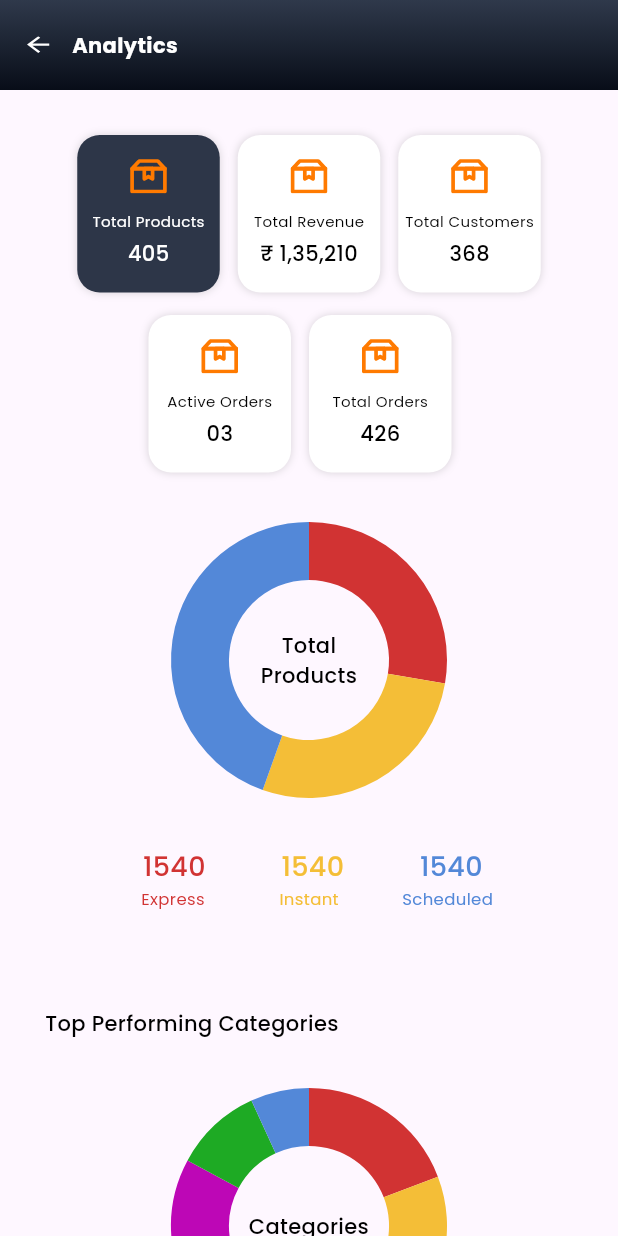
After one commit to justsaagar/supplier-app, a Flutter app: the screen it shows after launch, after a tap on "New orders", on a phone screen of 412 x 824 dp. The commit adds this screen. Run offline on Flutter 3.47's test engine with Material 2 defaults, Android fonts, the phone set to English and light mode, and no system bars; our stand-ins replace cached_network_image, carousel_slider, cloud_firestore, dropdown_button2, firebase_core, flutter_svg and 13 more; missing offline and left inert: open_store; accounts and stored records are empty.

Commit message:
Add : analytic screen UI

```diff
--- a/lib/app/widget/app_app_bar.dart
+++ b/lib/app/widget/app_app_bar.dart
@@ -8,20 +8,23 @@ import 'package:supplier/constant/color_constant.dart';
 import 'package:supplier/controller/dashboard_controller.dart';
 
 class AppAppBar extends PreferredSize {
-  final double appBarHeight;
   final bool showSuffix;
+  final bool showBack;
+  final String title;
 
   AppAppBar({
     super.key,
-    required this.appBarHeight,
+    this.showBack = true,
     this.showSuffix = false,
-  }) : super(child: Container(), preferredSize: Size.fromHeight(appBarHeight));
+    this.title = '',
+  }) : super(child: Container(), preferredSize: Size.fromHeight(60.px));
 
   @override
   Widget build(BuildContext context) {
     return SafeArea(
       child: Container(
-        height: appBarHeight,
+        height: 60,
+        padding: const EdgeInsets.symmetric(horizontal: 18),
         decoration: const BoxDecoration(
           gradient: LinearGradient(
             colors: [AppColorConstant.lightBlue, AppColorConstant.darkBlue],
@@ -29,11 +32,22 @@ class AppAppBar extends PreferredSize {
             end: Alignment.bottomCenter,
           ),
         ),
-        child: Stack(
-          alignment: Alignment.center,
+        child: Row(
+          mainAxisAlignment: showBack ? MainAxisAlignment.start : MainAxisAlignment.center,
           children: [
-            const AppText(
-              'Padyala Enterprises',
+            if (showBack)
+              GestureDetector(
+                onTap: () => Get.back(),
+                child: AppImageAsset(
+                  image: AppAsset.backIcon,
+                  height: 15.px,
+                  width: 15.px,
+                  color: AppColorConstant.appWhite,
+                ),
+              ),
+            if (showBack) const SizedBox(width: 15),
+            AppText(
+              title,
               fontWeight: FontWeight.w600,
               color: AppColorConstant.appWhite,
             ),
--- a/lib/constant/app_asset.dart
+++ b/lib/constant/app_asset.dart
@@ -35,4 +35,9 @@ class AppAsset {
   static const String approveIcon = '${iconPath}approve.svg';
   static const String rejectIcon = '${iconPath}reject.svg';
   static const String deleteIcon = '${iconPath}delete.svg';
+  static const String productIcon = '${iconPath}product.svg';
+  static const String rupeesIcon = '${iconPath}rupees.svg';
+  static const String customerIcon = '${iconPath}customer.svg';
+  static const String activeOrderIcon = '${iconPath}active_order.svg';
+  static const String orderIcon= '${iconPath}order.svg';
 }
--- a/lib/constant/color_constant.dart
+++ b/lib/constant/color_constant.dart
@@ -22,6 +22,14 @@ class AppColorConstant {
   static const Color appDarkBlue = Color(0xFF0A074C);
   static const Color appBottomBarGrey = Color(0xFFAAA8A8);
   static const Color appLightWhite = Color(0xffECF0F3);
+  static const Color appChartBlue = Color(0xff5388D8);
+  static const Color appChartRed = Color(0xffD13333);
+  static const Color appChartYellow = Color(0xffF4BE37);
+  static const Color appChartPurple = Color(0xff8812D0);
+  static const Color appChartDarkBlue= Color(0xff151BB5);
+  static const Color appChartLightBlue= Color(0xff29B6C9);
+  static const Color appChartPink= Color(0xffBD07B6);
+  static const Color appChartGreen= Color(0xff1EAA24);
 
   static Color hex(String hexString) {
     final buffer = StringBuffer();
--- /dev/null
+++ b/lib/controller/analytics_controller.dart
@@ -0,0 +1,98 @@
+import 'package:flutter/material.dart';
+import 'package:get/get.dart';
+import 'package:supplier/constant/app_asset.dart';
+import 'package:supplier/constant/color_constant.dart';
+
+class AnalyticsController extends GetxController {
+  bool isSelect = false;
+  int selectedIndex = 0;
+  List<Color> firstColorList = [];
+  List<Color> secondColorList = [];
+
+  @override
+  void onInit() {
+    for (var element in firstChartList) {
+      firstColorList.add(element['color']);
+    }
+    for (var element in secondChartList) {
+      secondColorList.add(element['color']);
+    }
+    update();
+    super.onInit();
+  }
+
+  List<Map<String, dynamic>> analysisItemList = [
+    {'title': 'Total Products', 'rupees': '405', 'image': AppAsset.productIcon},
+    {'title': 'Total Revenue', 'rupees': '₹ 1,35,210', 'image': AppAsset.rupeesIcon},
+    {'title': 'Total Customers', 'rupees': '368', 'image': AppAsset.customerIcon},
+    {'title': 'Active Orders', 'rupees': '03', 'image': AppAsset.activeOrderIcon},
+    {'title': 'Total Orders', 'rupees': '426', 'image': AppAsset.orderIcon},
+  ];
+
+  List<Map<String, dynamic>> firstChartList = [
+    {
+      'color': AppColorConstant.appChartRed,
+      'title': ' Express',
+      'subTitle': ' 1540',
+    },
+    {
+      'color': AppColorConstant.appChartYellow,
+      'title': 'Instant',
+      'subTitle': ' 1540',
+    },
+    {
+      'color': AppColorConstant.appChartBlue,
+      'title': 'Scheduled',
+      'subTitle': ' 1540',
+    },
+  ];
+
+  List<Map<String, dynamic>> secondChartList = [
+    {
+      'color': AppColorConstant.appChartRed,
+      'title': ' Foodgrains, oil & Masala',
+      'subTitle': '54%',
+    },
+    {
+      'color': AppColorConstant.appChartYellow,
+      'title': 'Bakery, Cakes, Dairy & Beverages',
+      'subTitle': '13.6%',
+    },
+    {
+      'color': AppColorConstant.appChartPurple,
+      'title': 'Snacks & Branded food',
+      'subTitle': '1540',
+    },
+    {
+      'color': AppColorConstant.appChartDarkBlue,
+      'title': 'Beauty & Hygiene',
+      'subTitle': '54%',
+    },
+    {
+      'color': AppColorConstant.appChartLightBlue,
+      'title': 'Cleaning & Household',
+      'subTitle': '13.6%',
+    },
+    {
+      'color': AppColorConstant.appChartPink,
+      'title': 'Kitchen needs',
+      'subTitle': '10%',
+    },
+    {
+      'color': AppColorConstant.appChartGreen,
+      'title': 'Eggs, Fish & Meat',
+      'subTitle': '13.6%',
+    },
+    {
+      'color': AppColorConstant.appChartBlue,
+      'title': 'Gourmet & World food',
+      'subTitle': '4.5%',
+    },
+  ];
+
+  void selectCard(int index) {
+    isSelect = !isSelect;
+    selectedIndex = index;
+    update();
+  }
+}
--- a/lib/controller/dashboard_controller.dart
+++ b/lib/controller/dashboard_controller.dart
@@ -1,7 +1,8 @@
 import 'package:flutter/material.dart';
 import 'package:get/get.dart';
 import 'package:supplier/constant/app_asset.dart';
-import 'package:supplier/screen/dashboard_module/home_screen/home_screen.dart';
+import 'package:supplier/screen/dashboard_module/home/home_screen/home_screen.dart';
+import 'package:supplier/screen/dashboard_module/masters_screen/masters_screen.dart';
 import 'package:supplier/screen/dashboard_module/notification_screen/notification_screen.dart';
 import 'package:supplier/screen/dashboard_module/profile_screen/profile_screen.dart';
 
@@ -9,11 +10,11 @@ class DashboardController extends GetxController {
   int selectedBottomIndex = 0;
   final GlobalKey<ScaffoldState> scaffoldKey = GlobalKey<ScaffoldState>();
   List<Map<String, dynamic>> bottomBarItems = [
-    {'name' : 'Home', 'icon': AppAsset.homeIcon, 'pageName': const HomeScreen()},
-    {'name' : 'Masters', 'icon': AppAsset.mastersIcon, 'pageName': Container()},
-    {'name' : 'Payments', 'icon': AppAsset.paymentsIcon, 'pageName': Container()},
-    {'name' : 'Notifications', 'icon': AppAsset.notificationsIcon, 'pageName': const NotificationScreen()},
-    {'name' : 'Account', 'icon': AppAsset.accountIcon, 'pageName': const ProfileScreen()},
+    {'percentage':'45%','title' : 'home', 'icon': AppAsset.homeIcon, 'pageName': const HomeScreen()},
+    {'percentage':'45%','title' : 'Masters', 'icon': AppAsset.mastersIcon, 'pageName': const MastersScreen()},
+    {'percentage':'45%','title' : 'Payments', 'icon': AppAsset.paymentsIcon, 'pageName': Container()},
+    {'percentage':'45%','title' : 'Notifications', 'icon': AppAsset.notificationsIcon, 'pageName': const NotificationScreen()},
+    {'percentage':'45%','title' : 'Account', 'icon': AppAsset.accountIcon, 'pageName': const ProfileScreen()},
   ];
 
   void updatePageIndex(int index) {
--- a/lib/controller/home_controller.dart
+++ b/lib/controller/home_controller.dart
@@ -2,15 +2,16 @@ import 'package:flutter/material.dart';
 import 'package:get/get.dart';
 import 'package:rxdart/rxdart.dart';
 import 'package:supplier/constant/app_asset.dart';
+import 'package:supplier/screen/dashboard_module/home/analytics_screen/analytics_screen.dart';
 
 class HomeController extends GetxController {
   PageController controller = PageController();
   final BehaviorSubject<int> buyingGuidesController = BehaviorSubject<int>();
   List<Map<String, dynamic>> homeOptions = [
-    {'image': AppAsset.newOrders, 'name': 'New orders'},
-    {'image': AppAsset.analysis, 'name': 'Analytics'},
-    {'image': AppAsset.retailers, 'name': 'Retailers'},
-    {'image': AppAsset.inventory, 'name': 'Inventory'},
-    {'image': AppAsset.invoice, 'name': 'Invoice'},
+    {'image': AppAsset.newOrders, 'name': 'New orders', 'pageName': const AnalyticsScreen()},
+    {'image': AppAsset.analysis, 'name': 'Analytics', 'pageName': const AnalyticsScreen()},
+    {'image': AppAsset.retailers, 'name': 'Retailers', 'pageName': const AnalyticsScreen()},
+    {'image': AppAsset.inventory, 'name': 'Inventory', 'pageName': const AnalyticsScreen()},
+    {'image': AppAsset.invoice, 'name': 'Invoice', 'pageName': const AnalyticsScreen()},
   ];
 }
--- /dev/null
+++ b/lib/controller/masters_controller.dart
@@ -0,0 +1,5 @@
+import 'package:get/get_state_manager/get_state_manager.dart';
+
+class MastersController extends GetxController{
+
+}
--- a/lib/main.dart
+++ b/lib/main.dart
@@ -1,7 +1,6 @@
 import 'dart:io';
 
 import 'package:firebase_core/firebase_core.dart';
-import 'package:flutter/foundation.dart';
 import 'package:flutter/material.dart';
 import 'package:flutter/services.dart';
 import 'package:get/get.dart';
@@ -55,7 +54,7 @@ class MyAppState extends State<MyApp> {
             navigatorKey: Get.key,
             theme: ThemeData(useMaterial3: true, fontFamily: AppAsset.defaultFont),
             debugShowCheckedModeBanner: false,
-            initialRoute: kDebugMode ? RouteHelper.getDashboardRoute() : RouteHelper.getInitialRoute(),
+            initialRoute: RouteHelper.getDashboardRoute(),
             getPages: RouteHelper.routes,
             defaultTransition: Transition.fadeIn,
             scrollBehavior: MyBehavior(),
--- a/lib/screen/dashboard_module/dashboard_screen.dart
+++ b/lib/screen/dashboard_module/dashboard_screen.dart
@@ -1,6 +1,5 @@
 import 'package:flutter/material.dart';
 import 'package:get/get.dart';
-import 'package:responsive_sizer/responsive_sizer.dart';
 import 'package:supplier/app/widget/app_app_bar.dart';
 import 'package:supplier/app/widget/app_drawer.dart';
 import 'package:supplier/constant/color_constant.dart';
@@ -20,7 +19,7 @@ class DashboardScreen extends StatelessWidget {
         return Scaffold(
           key: dashboardController.scaffoldKey,
           backgroundColor: AppColorConstant.appLightWhite,
-          appBar: AppAppBar(appBarHeight: 60.px),
+          appBar: AppAppBar(title: 'Padyala Enterprises',showBack: false),
           drawer: const AppDrawer(),
           body: dashboardController.bottomBarItems[dashboardController.selectedBottomIndex]['pageName'],
           bottomNavigationBar: SafeArea(
--- /dev/null
+++ b/lib/screen/dashboard_module/home/analytics_screen/analytics_screen.dart
@@ -0,0 +1,255 @@
+import 'package:flutter/material.dart';
+import 'package:get/get.dart';
+import 'package:responsive_sizer/responsive_sizer.dart';
+import 'package:supplier/app/widget/app_app_bar.dart';
+import 'package:supplier/app/widget/app_image_assets.dart';
+import 'package:supplier/app/widget/app_text.dart';
+import 'package:supplier/constant/app_asset.dart';
+import 'package:supplier/constant/color_constant.dart';
+import 'package:supplier/controller/analytics_controller.dart';
+import 'package:syncfusion_flutter_charts/charts.dart';
+
+class AnalyticsScreen extends StatelessWidget {
+  const AnalyticsScreen({Key? key}) : super(key: key);
+
+  @override
+  Widget build(BuildContext context) {
+    return Scaffold(
+      appBar: AppAppBar(title: 'Analytics'),
+      body: GetBuilder(
+          init: AnalyticsController(),
+          builder: (AnalyticsController analyticsController) {
+            return ListView(
+              shrinkWrap: true,
+              children: [
+                Container(
+                  margin: const EdgeInsets.symmetric(horizontal: 25).copyWith(top: 30),
+                  child: Row(
+                    mainAxisAlignment: MainAxisAlignment.center,
+                    children: List.generate(
+                      3,
+                      (index) => cardView(
+                        title: analyticsController.analysisItemList[index]['title'],
+                        rupees: analyticsController.analysisItemList[index]['rupees'],
+                        image: AppAsset.productIcon,
+                        analyticsController: analyticsController,
+                        isRight: index == 2,
+                        index: index,
+                      ),
+                    ),
+                  ),
+                ),
+                Container(
+                  margin: const EdgeInsets.symmetric(horizontal: 25).copyWith(top: 15),
+                  child: Row(
+                    mainAxisAlignment: MainAxisAlignment.center,
+                    children: List.generate(
+                        2,
+                        (index) => cardView(
+                              title: analyticsController.analysisItemList[index + 3]['title'],
+                              rupees: analyticsController.analysisItemList[index + 3]['rupees'],
+                              image: AppAsset.productIcon,
+                              analyticsController: analyticsController,
+                              index: index + 3,
+                            )),
+                  ),
+                ),
+                if (analyticsController.selectedIndex != -1) firstChartView(analyticsController),
+                GridView.builder(
+                  shrinkWrap: true,
+                  padding: const EdgeInsets.symmetric(horizontal: 70),
+                  itemCount: analyticsController.firstChartList.length,
+                  gridDelegate: const SliverGridDelegateWithFixedCrossAxisCount(
+                    crossAxisCount: 3,
+                    mainAxisSpacing: 5,
+                    crossAxisSpacing: 5,
+                  ),
+                  itemBuilder: (context, index) => Column(
+                    children: [
+                      AppText(
+                        analyticsController.firstChartList[index]['subTitle'],
+                        fontSize: 18,
+                        fontWeight: FontWeight.w500,
+                        color: analyticsController.firstChartList[index]['color'],
+                      ),
+                      AppText(
+                        analyticsController.firstChartList[index]['title'],
+                        fontSize: 11,
+                        color: analyticsController.firstChartList[index]['color'],
+                      ),
+                    ],
+                  ),
+                ),
+                const SizedBox(height: 20),
+                const Padding(
+                  padding: EdgeInsets.only(left: 30),
+                  child: AppText(
+                    'Top Performing Categories',
+                    color: AppColorConstant.appBlack,
+                    fontWeight: FontWeight.w500,
+                  ),
+                ),
+                secondChartView(analyticsController),
+                GridView.builder(
+                  shrinkWrap: true,
+                  padding: const EdgeInsets.symmetric(horizontal: 50),
+                  itemCount: analyticsController.secondChartList.length,
+                  gridDelegate: const SliverGridDelegateWithFixedCrossAxisCount(
+                    crossAxisCount: 3,
+                    mainAxisSpacing: 5,
+                    crossAxisSpacing: 2,
+                  ),
+                  itemBuilder: (context, index) => Column(
+                    children: [
+                      AppText(
+                        analyticsController.secondChartList[index]['subTitle'],
+                        fontSize: 18,
+                        fontWeight: FontWeight.w500,
+                        color: analyticsController.secondChartList[index]['color'],
+                      ),
+                      AppText(
+                        analyticsController.secondChartList[index]['title'],
+                        fontSize: 10,
+                        textAlign: TextAlign.center,
+                        color: analyticsController.secondChartList[index]['color'],
+                      ),
+                    ],
+                  ),
+                ),
+              ],
+            );
+          }),
+    );
+  }
+
+  cardView(
+      {String title = '',
+      String rupees = '',
+      String image = '',
+      int index = 0,
+      bool isRight = false,
+      AnalyticsController? analyticsController}) {
+    return Center(
+      child: GestureDetector(
+        onTap: () => analyticsController.selectCard(index),
+        child: Container(
+          height: 105.px,
+          width: 95.px,
+          margin: EdgeInsets.only(right: isRight ? 0 : 12),
+          decoration: BoxDecoration(
+            color: analyticsController!.selectedIndex == index ? AppColorConstant.appBluest : AppColorConstant.appWhite,
+            borderRadius: BorderRadius.circular(15),
+            boxShadow: [
+              BoxShadow(
+                color: AppColorConstant.appGrey.withOpacity(0.3),
+                blurRadius: 4,
+                offset: const Offset(0, 0),
+              ),
+            ],
+          ),
+          child: Column(
+            children: [
+              const SizedBox(height: 15),
+              AppImageAsset(image: image, height: 25, width: 25),
+              const SizedBox(height: 10),
+              AppText(
+                title,
+                fontSize: 10,
+                color:
+                    analyticsController.selectedIndex == index ? AppColorConstant.appWhite : AppColorConstant.appBlack,
+              ),
+              const SizedBox(height: 5),
+              AppText(
+                rupees,
+                fontSize: 14,
+                fontWeight: FontWeight.w500,
+                color:
+                    analyticsController.selectedIndex == index ? AppColorConstant.appWhite : AppColorConstant.appBlack,
+              )
+            ],
+          ),
+        ),
+      ),
+    );
+  }
+}
+
+firstChartView(AnalyticsController analyticsController) {
+  return Stack(
+    alignment: Alignment.center,
+    children: [
+      AppText(
+        analyticsController.analysisItemList[analyticsController.selectedIndex]['title']
+            .toString()
+            .replaceAll(' ', '\n'),
+        color: AppColorConstant.appBlack,
+        textAlign: TextAlign.center,
+        fontWeight: FontWeight.w500,
+      ),
+      SizedBox(
+        height: 250,
+        width: 250,
+        child: SfCircularChart(
+          palette: analyticsController.firstColorList,
+          series: <CircularSeries>[
+            DoughnutSeries<ChartData, String>(
+              innerRadius: '58%',
+              dataSource: <ChartData>[
+                ChartData('Category 2', 28),
+                ChartData('Category 3', 28),
+                ChartData('Category 1', 45),
+              ],
+              xValueMapper: (ChartData data, _) => data.category,
+              yValueMapper: (ChartData data, _) => data.value,
+            ),
+          ],
+        ),
+      ),
+    ],
+  );
+}
+
+secondChartView(AnalyticsController analyticsController) {
+  return Stack(
+    alignment: Alignment.center,
+    children: [
+      const AppText(
+        'Categories',
+        color: AppColorConstant.appBlack,
+        textAlign: TextAlign.center,
+        fontWeight: FontWeight.w500,
+      ),
+      SizedBox(
+        height: 250,
+        width: 250,
+        child: SfCircularChart(
+          palette: analyticsController.secondColorList,
+          series: <CircularSeries>[
+            DoughnutSeries<ChartData, String>(
+              innerRadius: '58%',
+              dataSource: <ChartData>[
+                ChartData('Category 2', 28),
+                ChartData('Category 3', 28),
+                ChartData('Category 1', 28),
+                ChartData('Category 1', 10),
+                ChartData('Category 1', 12),
+                ChartData('Category 1', 15),
+                ChartData('Category 1', 15),
+                ChartData('Category 1', 10),
+              ],
+              xValueMapper: (ChartData data, _) => data.category,
+              yValueMapper: (ChartData data, _) => data.value,
+            ),
+          ],
+        ),
+      ),
+    ],
+  );
+}
+
+class ChartData {
+  ChartData(this.category, this.value);
+
+  final String category;
+  final double value;
+}
--- a/lib/screen/dashboard_module/home_screen/home_screen.dart
+++ b/lib/screen/dashboard_module/home/home_screen/home_screen.dart
@@ -77,7 +77,9 @@ class HomeScreen extends StatelessWidget {
                 ),
                 itemCount: homeController.homeOptions.length,
                 itemBuilder: (context, index) {
-                  return Container(
+                  return GestureDetector(
+                    onTap: ()=>Get.to(homeController.homeOptions[index]['pageName']),
+                    child: Container(
                       decoration: BoxDecoration(
                         color: AppColorConstant.appWhite,
                         boxShadow: AppColorConstant.appBoxShadow,
@@ -91,6 +93,7 @@ class HomeScreen extends StatelessWidget {
                           AppText(homeController.homeOptions[index]['name'], color: AppColorConstant.appBluest),
                         ],
                       ),
+                    ),
                   );
                 },
               ),
--- /dev/null
+++ b/lib/screen/dashboard_module/masters_screen/masters_screen.dart
@@ -0,0 +1,10 @@
+import 'package:flutter/material.dart';
+
+class MastersScreen extends StatelessWidget {
+  const MastersScreen({Key? key}) : super(key: key);
+
+  @override
+  Widget build(BuildContext context) {
+    return Container();
+  }
+}
--- a/lib/screen/dashboard_module/profile_screen/edit_profile_screen.dart
+++ b/lib/screen/dashboard_module/profile_screen/edit_profile_screen.dart
@@ -22,7 +22,7 @@ class EditProfileScreen extends StatelessWidget {
       init: EditProfileController(),
       builder: (EditProfileController editProfileController) {
         return Scaffold(
-          appBar: AppAppBar(appBarHeight: 60.px),
+          appBar: AppAppBar(title: 'Padyala Enterprises'),
           body: ListView(
             padding: EdgeInsets.all(24.px),
             children: [
--- a/lib/service/remote_config_service.dart
+++ b/lib/service/remote_config_service.dart
@@ -18,7 +18,7 @@ class RemoteConfigProvider extends GetxController {
       } else {
         RestConstants.instance.supplierBaseUrl = responseMap['storeAdminDev'];
       }
-      RestConstants.instance.supplierBaseUrl = responseMap['storeAdminVersion'];
+      // RestConstants.instance.supplierBaseUrl = responseMap['storeAdminVersion'];
     } on FirebaseException catch (e) {
       e.message.toString().showError();
     }
--- a/pubspec.yaml
+++ b/pubspec.yaml
@@ -18,6 +18,7 @@ dependencies:
   dropdown_button2: ^1.9.4
   image_picker: ^1.0.1
   intl_phone_field: ^3.2.0
+  syncfusion_flutter_charts: ^22.2.7
 
   # Image slider :
   carousel_slider: ^4.2.1
```
Also changed, not shown: assets/icons/active_order.svg (added), assets/icons/customer.svg (added), assets/icons/order.svg (added), assets/icons/product.svg (added), assets/icons/rupees.svg (added), 1 other file. Lines whose indentation alone changed are shown as unchanged.
